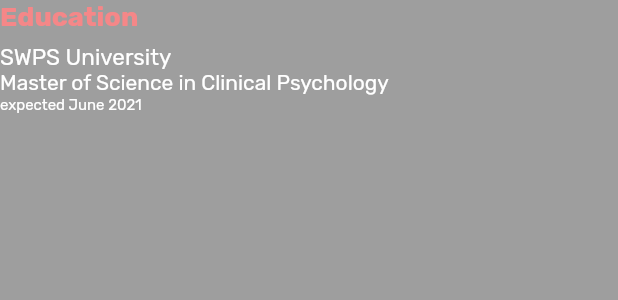
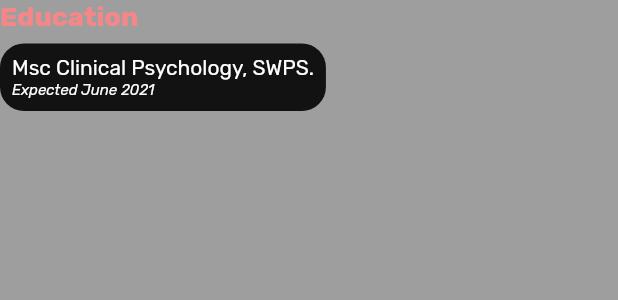
Before and after one commit to jlaskowska/about_me, a Flutter app: the Education widget shown alone on an empty page, opened directly, on a phone screen of 412 x 824 dp. Shown: the top 300 px of the screen. Run offline on Flutter 3.47's test engine with Material 2 defaults, Android fonts, the phone set to English and light mode, and no system bars.

Commit message:
Updated content in Education.

```diff
--- a/lib/widgets/resume_page/sections/education.dart
+++ b/lib/widgets/resume_page/sections/education.dart
@@ -1,4 +1,5 @@
 import 'package:flutter/material.dart';
+import 'package:jlaskowska/widgets/resume_page/sections/common/content_tile.dart';
 import 'package:jlaskowska/widgets/resume_page/sections/common/headline.dart';
 
 class Education extends StatelessWidget {
@@ -20,12 +21,10 @@
               Column(
                 crossAxisAlignment: CrossAxisAlignment.start,
                 children: <Widget>[
-                  Text(
-                    'SWPS University',
-                    style: TextStyle(fontSize: 15),
+                  ContentTile(
+                    title: 'Msc Clinical Psychology, SWPS.',
+                    subtitle: 'Expected June 2021',
                   ),
-                  Text('Master of Science in Clinical Psychology'),
-                  Text('expected June 2021', style: TextStyle(fontSize: 10)),
                 ],
               ),
             ],
```
